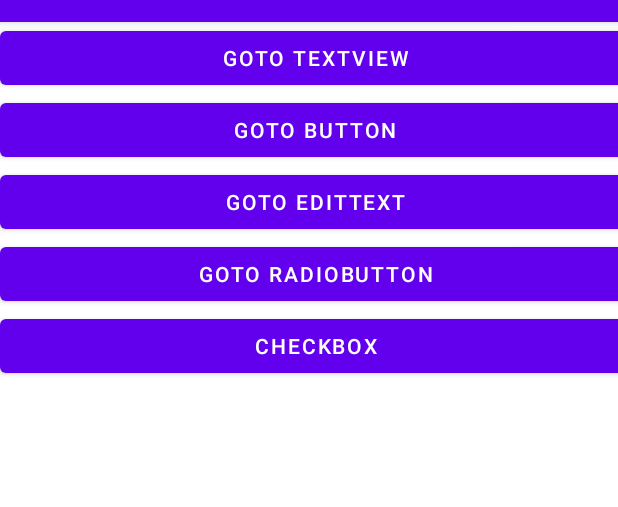
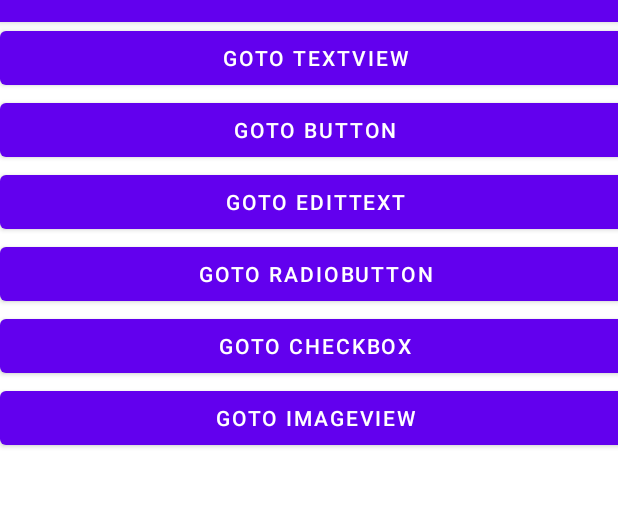
Before and after one commit to Mz-unitst/Android, an Android app: the screen it shows after launch (MainActivity), on a phone screen of 412 x 824 dp, the part 62-569 px from its top. Run offline under Robolectric (Android 15) with nearby library versions, the phone set to English and light mode, and no system bars.

Commit message:
ImageView

```diff
--- a/app/build.gradle
+++ b/app/build.gradle
@@ -29,7 +29,8 @@ android {
 }
 
 dependencies {
-
+    implementation 'com.github.bumptech.glide:glide:4.11.0'
+    annotationProcessor 'com.github.bumptech.glide:compiler:4.11.0'
     implementation 'androidx.appcompat:appcompat:1.4.1'
     implementation 'com.google.android.material:material:1.5.0'
     implementation 'androidx.constraintlayout:constraintlayout:2.1.3'
--- a/app/src/main/java/com/example/myapplication/MainActivity.java
+++ b/app/src/main/java/com/example/myapplication/MainActivity.java
@@ -11,7 +11,7 @@ import android.widget.Toast;
 
 public class MainActivity extends AppCompatActivity {
 
-    private Button mBtn_TextView,mBtn_Button,mBtn_EditText,mBtn_RadioButton,mBtn_CheckBox;
+    private Button mBtn_TextView,mBtn_Button,mBtn_EditText,mBtn_RadioButton,mBtn_CheckBox,mBtn_ImageView;
 
     @Override
     protected void onCreate(Bundle savedInstanceState) {
@@ -24,6 +24,7 @@ public class MainActivity extends AppCompatActivity {
         mBtn_EditText=(Button) findViewById(R.id.btn_editext);
         mBtn_RadioButton=(Button) findViewById(R.id.btn_radiobutton);
         mBtn_CheckBox=(Button) findViewById(R.id.btn_checkbox);
+        mBtn_ImageView=(Button) findViewById(R.id.btn_imageview);
         setListeners();
         }
 
@@ -34,6 +35,7 @@ public class MainActivity extends AppCompatActivity {
         mBtn_EditText.setOnClickListener(onClick);
         mBtn_TextView.setOnClickListener(onClick);
         mBtn_CheckBox.setOnClickListener(onClick);
+        mBtn_ImageView.setOnClickListener(onClick);
     }
     private class OnClick implements  View.OnClickListener{
         @Override
@@ -55,6 +57,9 @@ public class MainActivity extends AppCompatActivity {
                 case R.id.btn_checkbox:
                     intent=new Intent(MainActivity.this,CheckBoxActivity.class);
                     break;
+                case R.id.btn_imageview:
+                    intent=new Intent(MainActivity.this,ImageViewActivity.class);
+                    break;
             }
             startActivity(intent);
         }
--- a/app/src/main/res/layout/activity_main.xml
+++ b/app/src/main/res/layout/activity_main.xml
@@ -41,6 +41,12 @@
             android:id="@+id/btn_checkbox"
             android:layout_width="match_parent"
             android:layout_height="wrap_content"
-            android:text="CheckBox" />
+            android:text="goto CheckBox" />
+
+        <Button
+            android:id="@+id/btn_imageview"
+            android:layout_width="match_parent"
+            android:layout_height="wrap_content"
+            android:text="goto imageview" />
     </LinearLayout>
 </androidx.constraintlayout.widget.ConstraintLayout>
```
Also changed, not shown: app/src/main/AndroidManifest.xml (+8 -1 lines), app/src/main/java/com/example/myapplication/ImageViewActivity.java (added, +22 -0 lines), app/src/main/res/layout/activity_image_view.xml (added, +33 -0 lines), app/src/main/res/drawable/myavator.jpg (added).
